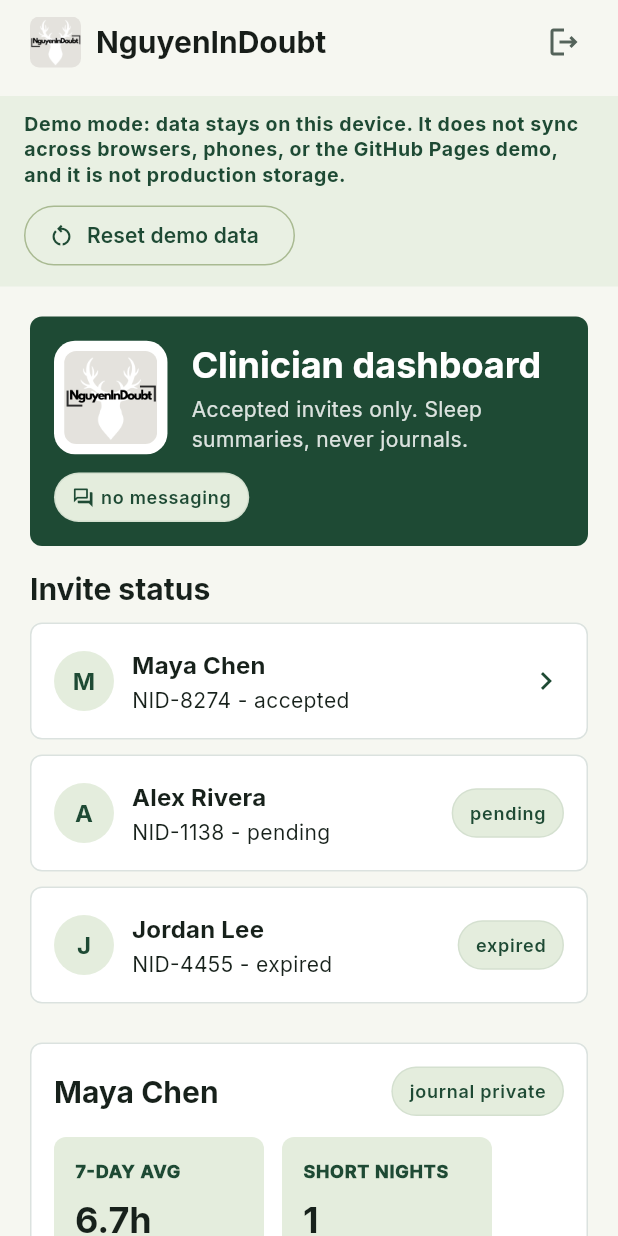
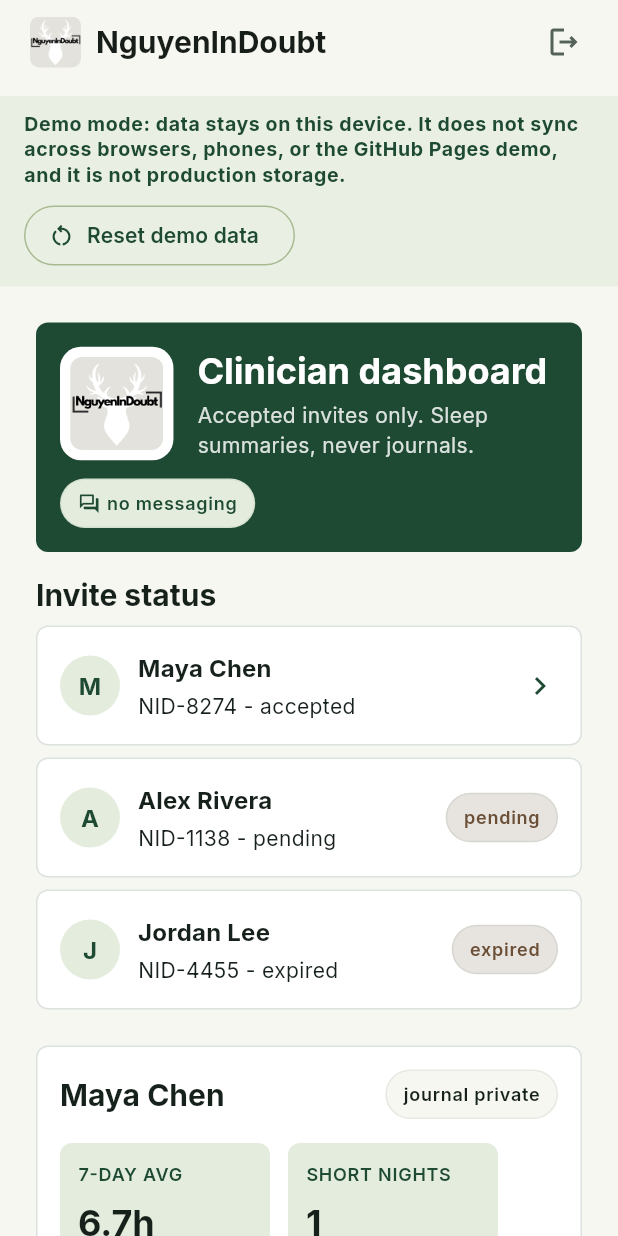
Before and after one commit to tnguyen2791/nguyenindoubt-app, a Flutter app: the screen it shows after launch, after a tap on "Patient sign up", after a tap on the "arrow back" icon, after a tap on "Clinician demo override", on a phone screen of 412 x 824 dp. Run offline on Flutter 3.47's test engine with Material 3 defaults, Android fonts, the phone set to English and light mode, and no system bars; our stand-ins replace cloud_firestore, firebase_auth, shared_preferences; missing offline and left inert: health; accounts and stored records are empty.

Commit message:
feat(08-02): sweep clinician_dashboard onto design-system tokens & pill tones
- 'no messaging' pill -> PillTone.neutral; link-status pills via _linkStatusTone
  (accepted->good, pending/expired->caution, revoked->flag); 'journal private'->private
- Drop FontWeight.w900 caps label in _ClinicianMetric; read theme labelSmall (DS-01)
- Metric-tile radius/padding and list spacings onto NidRadius/NidSpace (DS-02)
- Sleep-only privacy copy left verbatim

Co-Authored-By: Claude Opus 4.8 <noreply@anthropic.com>
Claude-Session: https://claude.ai/code/session_01WUKWngw84HcW6MD8jAVh3q

```diff
--- a/lib/screens/clinician_dashboard.dart
+++ b/lib/screens/clinician_dashboard.dart
@@ -3,6 +3,7 @@ import 'package:flutter/material.dart';
 import '../models/app_models.dart';
 import '../state/app_state.dart';
 import '../theme/app_theme.dart';
+import '../theme/tokens.dart';
 import 'common_widgets.dart';
 
 class ClinicianDashboard extends StatelessWidget {
@@ -19,7 +20,7 @@ class ClinicianDashboard extends StatelessWidget {
         final list = _PatientList(state: state);
 
         return ListView(
-          padding: const EdgeInsets.all(20),
+          padding: const EdgeInsets.all(NidSpace.xl),
           children: [
             const BrandHeader(
               title: 'Clinician dashboard',
@@ -27,22 +28,23 @@ class ClinicianDashboard extends StatelessWidget {
                   'Accepted invites only. Sleep summaries, never journals.',
               trailing: StatusPill(
                 label: 'no messaging',
+                tone: PillTone.neutral,
                 icon: Icons.forum_outlined,
               ),
             ),
-            const SizedBox(height: 16),
+            const SizedBox(height: NidSpace.l),
             if (isWide)
               Row(
                 crossAxisAlignment: CrossAxisAlignment.start,
                 children: [
                   SizedBox(width: 310, child: list),
-                  const SizedBox(width: 16),
+                  const SizedBox(width: NidSpace.l),
                   Expanded(child: detail),
                 ],
               )
             else ...[
               list,
-              const SizedBox(height: 16),
+              const SizedBox(height: NidSpace.l),
               detail,
             ],
           ],
@@ -73,12 +75,12 @@ class _PatientList extends StatelessWidget {
       crossAxisAlignment: CrossAxisAlignment.start,
       children: [
         Text('Invite status', style: Theme.of(context).textTheme.titleLarge),
-        const SizedBox(height: 10),
+        const SizedBox(height: NidSpace.s),
         for (final link in state.clinicianLinkStatuses)
           Padding(
-            padding: const EdgeInsets.only(bottom: 10),
+            padding: const EdgeInsets.only(bottom: NidSpace.s),
             child: InkWell(
-              borderRadius: BorderRadius.circular(8),
+              borderRadius: BorderRadius.circular(NidRadius.card),
               onTap: link.canOpenSleepSummary
                   ? () => state.selectPatient(link.patientUserId)
                   : null,
@@ -92,7 +94,7 @@ class _PatientList extends StatelessWidget {
                         (link.patientDisplayName ?? '?').characters.first,
                       ),
                     ),
-                    const SizedBox(width: 12),
+                    const SizedBox(width: NidSpace.m),
                     Expanded(
                       child: Column(
                         crossAxisAlignment: CrossAxisAlignment.start,
@@ -101,7 +103,7 @@ class _PatientList extends StatelessWidget {
                             link.patientDisplayName ?? 'Unknown patient',
                             style: Theme.of(context).textTheme.titleMedium,
                           ),
-                          const SizedBox(height: 2),
+                          const SizedBox(height: NidSpace.xs),
                           Text(
                             '${link.inviteCode} - ${_linkStatusLabel(link.status)}',
                           ),
@@ -111,7 +113,10 @@ class _PatientList extends StatelessWidget {
                     if (link.canOpenSleepSummary)
                       const Icon(Icons.chevron_right, color: NidColors.canopy)
                     else
-                      StatusPill(label: _linkStatusLabel(link.status)),
+                      StatusPill(
+                        label: _linkStatusLabel(link.status),
+                        tone: _linkStatusTone(link.status),
+                      ),
                   ],
                 ),
               ),
@@ -128,6 +133,15 @@ String _linkStatusLabel(LinkStatus status) {
     LinkStatus.pending => 'pending',
     LinkStatus.revoked => 'revoked',
     LinkStatus.expired => 'expired',
+  };
+}
+
+PillTone _linkStatusTone(LinkStatus status) {
+  return switch (status) {
+    LinkStatus.accepted => PillTone.good,
+    LinkStatus.pending => PillTone.caution,
+    LinkStatus.revoked => PillTone.flag,
+    LinkStatus.expired => PillTone.caution,
   };
 }
 
@@ -174,13 +188,16 @@ class _PatientDetail extends StatelessWidget {
                       style: Theme.of(context).textTheme.titleLarge,
                     ),
                   ),
-                  const StatusPill(label: 'journal private'),
+                  const StatusPill(
+                    label: 'journal private',
+                    tone: PillTone.private,
+                  ),
                 ],
               ),
-              const SizedBox(height: 14),
+              const SizedBox(height: NidSpace.l),
               Wrap(
-                spacing: 12,
-                runSpacing: 12,
+                spacing: NidSpace.m,
+                runSpacing: NidSpace.m,
                 children: [
                   _ClinicianMetric(
                     label: '7-day avg',
@@ -196,12 +213,12 @@ class _PatientDetail extends StatelessWidget {
                   ),
                 ],
               ),
-              const SizedBox(height: 18),
+              const SizedBox(height: NidSpace.l),
               SleepTrendBars(summaries: summaries),
             ],
           ),
         ),
-        const SizedBox(height: 14),
+        const SizedBox(height: NidSpace.l),
         SectionCard(
           child: Column(
             crossAxisAlignment: CrossAxisAlignment.start,
@@ -210,7 +227,7 @@ class _PatientDetail extends StatelessWidget {
                 'Clinician visibility',
                 style: Theme.of(context).textTheme.titleMedium,
               ),
-              const SizedBox(height: 8),
+              const SizedBox(height: NidSpace.s),
               const Text(
                 'Visible: sleep samples, daily summaries, trend flags. Hidden: journal entries, drafts, private reflections.',
               ),
@@ -235,21 +252,20 @@ class _ClinicianMetric extends StatelessWidget {
       child: DecoratedBox(
         decoration: BoxDecoration(
           color: NidColors.mint,
-          borderRadius: BorderRadius.circular(8),
+          borderRadius: BorderRadius.circular(NidRadius.card),
         ),
         child: Padding(
-          padding: const EdgeInsets.all(14),
+          padding: const EdgeInsets.all(NidSpace.m),
           child: Column(
             crossAxisAlignment: CrossAxisAlignment.start,
             children: [
               Text(
                 label.toUpperCase(),
-                style: Theme.of(context).textTheme.labelSmall?.copyWith(
-                  color: NidColors.canopy,
-                  fontWeight: FontWeight.w900,
-                ),
+                style: Theme.of(
+                  context,
+                ).textTheme.labelSmall?.copyWith(color: NidColors.canopy),
               ),
-              const SizedBox(height: 8),
+              const SizedBox(height: NidSpace.s),
               Text(value, style: Theme.of(context).textTheme.headlineSmall),
             ],
           ),
```
